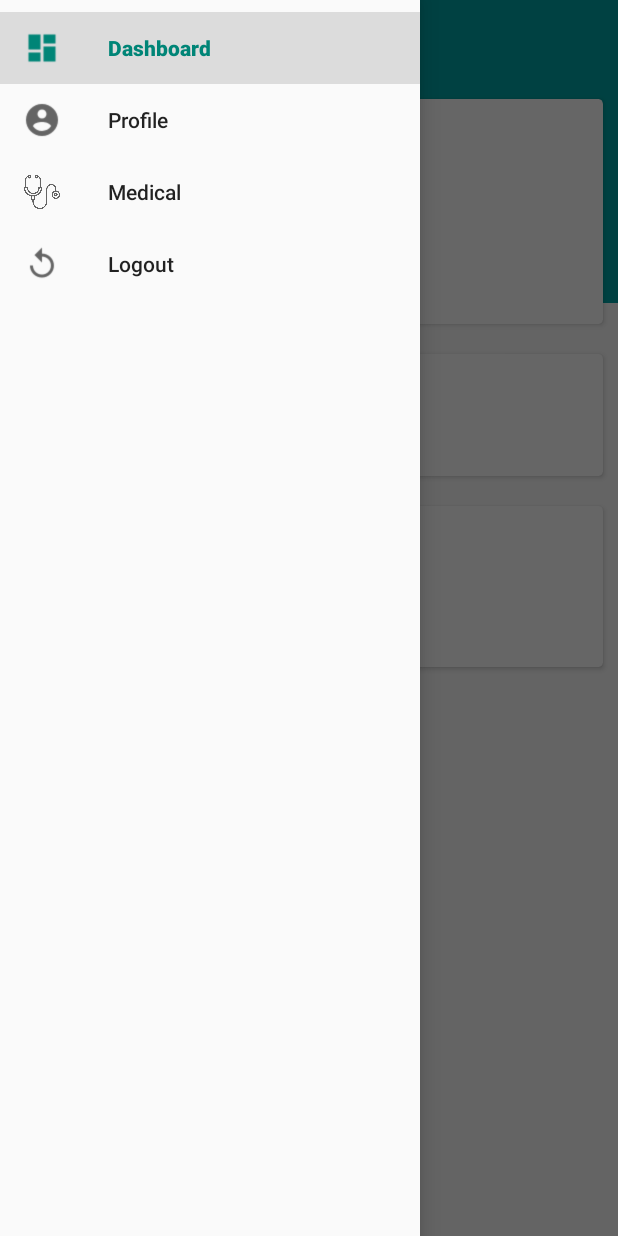
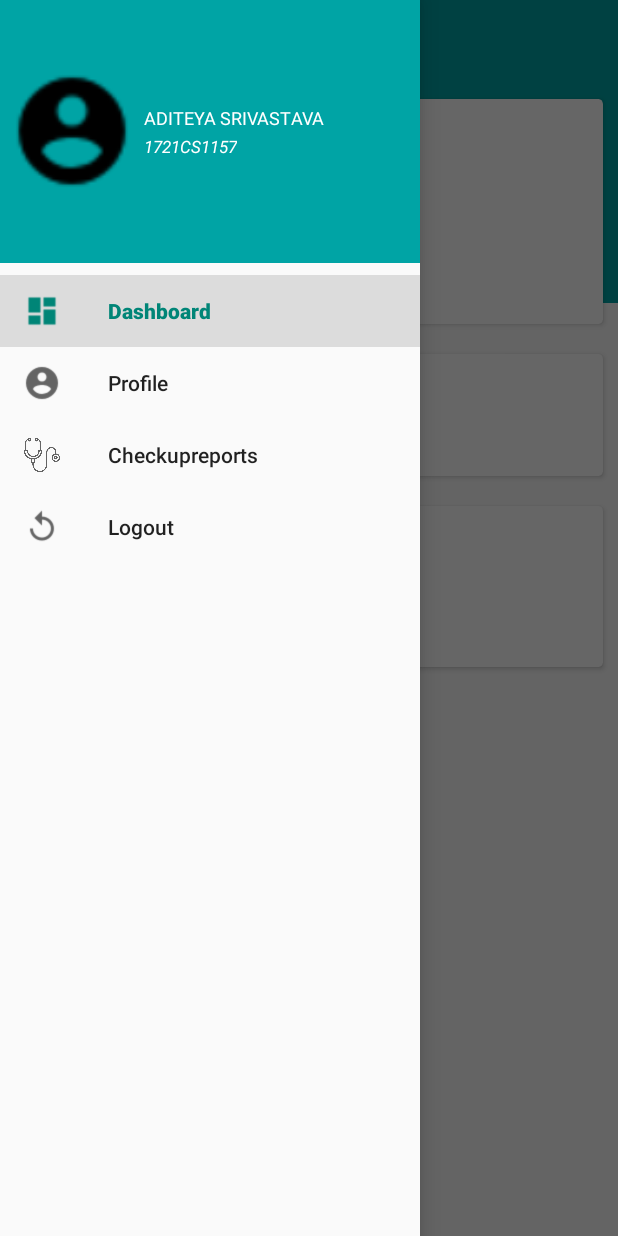
Before and after one commit to harshm06/404notfound, an Android app: the MainActivity screen opened directly, with no data from a screen before it, with the side drawer open, on a phone screen of 412 x 824 dp. Run offline under Robolectric (Android 15) with nearby library versions, the light colour scheme and no system bars; 3 statements that could not run were skipped.

Commit message:
navigation drawer

```diff
--- a/abesProject/app/src/main/java/com/example/abeshackathon/LoginActivity.java
+++ b/abesProject/app/src/main/java/com/example/abeshackathon/LoginActivity.java
@@ -58,7 +58,7 @@ public class LoginActivity extends AppCompatActivity {
                                 Log.e("check","true");
                                 SharedPreferences sharedPreferences=getSharedPreferences("data",MODE_PRIVATE);
                                 SharedPreferences.Editor editor=sharedPreferences.edit();
-                                editor.putString("loginData",gson.toJson(response.body()));
+                                editor.putString("logindata",gson.toJson(response.body()));
                                 editor.apply();
                             Intent intent=new Intent(LoginActivity.this,MainActivity.class);
                             startActivity(intent);
--- a/abesProject/app/src/main/java/com/example/abeshackathon/MainActivity.java
+++ b/abesProject/app/src/main/java/com/example/abeshackathon/MainActivity.java
@@ -4,6 +4,7 @@ import androidx.annotation.NonNull;
 import androidx.appcompat.app.ActionBarDrawerToggle;
 import androidx.appcompat.app.AppCompatActivity;
 import androidx.appcompat.widget.Toolbar;
+import androidx.core.view.GravityCompat;
 import androidx.drawerlayout.widget.DrawerLayout;
 import androidx.fragment.app.Fragment;
 import androidx.fragment.app.FragmentManager;
@@ -34,7 +35,7 @@ public class MainActivity extends AppCompatActivity {
         behindView = findViewById(R.id.Behindview);
         setSupportActionBar(toolbar);
         setTitle("Dashboard");
-        DrawerLayout drawer = (DrawerLayout) findViewById(R.id.drawer_layout);
+        final DrawerLayout drawer = (DrawerLayout) findViewById(R.id.drawer_layout);
         ActionBarDrawerToggle toggle = new ActionBarDrawerToggle(
                 this, drawer, toolbar, R.string.navigation_drawer_open, R.string.navigation_drawer_close);
         drawer.setDrawerListener(toggle);
@@ -65,7 +66,19 @@ public class MainActivity extends AppCompatActivity {
                     case R.id.Logout:
                         Intent intent=new Intent(MainActivity.this,LoginActivity.class);
                         startActivity(intent);
+                    default:
+                        fragmentClass = Dashboard.class;
                 }
+
+                try {
+                    fragment = (Fragment) fragmentClass.newInstance();
+                } catch (Exception e) {
+                    e.printStackTrace();
+                }
+                replaceFragment(fragment);
+                menuItem.setChecked(true);
+                setTitle(menuItem.getTitle());
+                drawer.closeDrawer(GravityCompat.START);
                 return true;
             }
         });
--- a/abesProject/app/src/main/res/layout/fragment_medical.xml
+++ b/abesProject/app/src/main/res/layout/fragment_medical.xml
@@ -2,9 +2,9 @@
 <LinearLayout xmlns:android="http://schemas.android.com/apk/res/android"
     android:orientation="vertical" android:layout_width="match_parent"
     android:layout_height="match_parent">
-    <TextView
-        android:layout_width="wrap_content"
-        android:layout_height="wrap_content"
-        android:text="medical"></TextView>
+
+
+
+
 
 </LinearLayout>
--- a/abesProject/app/src/main/res/layout/nav_view.xml
+++ b/abesProject/app/src/main/res/layout/nav_view.xml
@@ -1,6 +1,57 @@
 <?xml version="1.0" encoding="utf-8"?>
-<LinearLayout xmlns:android="http://schemas.android.com/apk/res/android"
-    android:orientation="vertical" android:layout_width="match_parent"
-    android:layout_height="match_parent">
+<RelativeLayout xmlns:android="http://schemas.android.com/apk/res/android"
+    android:layout_width="match_parent"
+    android:layout_height="175dp"
+    android:foreground="?android:attr/selectableItemBackground"
+    android:clickable="false"
+    android:id="@+id/nav_header"
+    android:background="#00A4A5">
 
-</LinearLayout>
+
+    <ImageView
+        android:id="@+id/drawerImage"
+        android:transitionName="profile"
+        android:layout_width="80dp"
+        android:layout_height="80dp"
+        android:layout_centerVertical="true"
+        android:layout_margin="8dp"
+        android:src="@drawable/baseline_account_circle_black_18dp" />
+
+
+    <LinearLayout
+        android:layout_width="wrap_content"
+        android:layout_alignParentEnd="true"
+        android:layout_alignParentRight="true"
+        android:layout_centerVertical="true"
+        android:orientation="vertical"
+        android:layout_toRightOf="@+id/drawerImage"
+        android:layout_height="wrap_content">
+
+        <TextView
+            android:id="@+id/drawerName"
+            android:layout_width="wrap_content"
+            android:layout_height="wrap_content"
+            android:fontFamily="sans-serif"
+            android:gravity="left"
+            android:text="ADITEYA SRIVASTAVA"
+            android:textColor="@android:color/white"
+            android:textSize="12sp" />
+
+        <TextView
+            android:id="@+id/drawerId"
+            android:layout_width="wrap_content"
+            android:layout_height="wrap_content"
+            android:layout_alignEnd="@+id/drawerName"
+            android:layout_alignLeft="@+id/drawerName"
+            android:layout_alignRight="@+id/drawerName"
+            android:layout_alignStart="@+id/drawerName"
+            android:layout_below="@+id/drawerName"
+            android:layout_marginTop="3dp"
+            android:gravity="left"
+            android:text="1721CS1157"
+            android:textColor="@android:color/white"
+            android:textSize="11sp"
+            android:textStyle="italic" />
+    </LinearLayout>
+
+</RelativeLayout>
--- a/abesProject/app/src/main/res/menu/navigation_view.xml
+++ b/abesProject/app/src/main/res/menu/navigation_view.xml
@@ -24,7 +24,7 @@
             android:id="@+id/medical"
             android:checked="true"
             android:icon="@drawable/stethoscope"
-            android:title="Medical" />
+            android:title="Checkupreports" />
 
 
         <item
```
